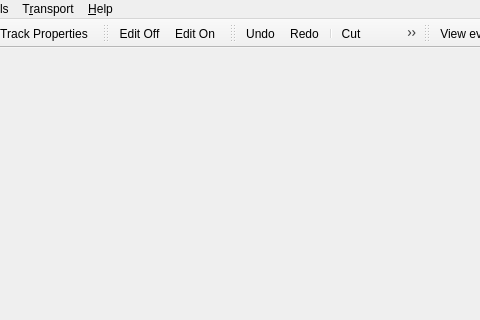
Before: the Qt Designer form src/qtractorMidiEditorForm.ui in rncbc/qtractor, drawn with Qt 5; both pictures show x 140 to 620 and y 0 to 320 of the 800 by 600 pixel window.
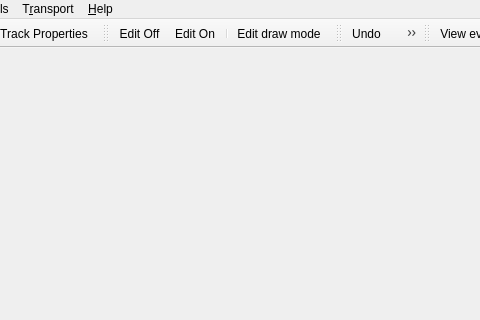
After: the same form once the commit is applied. Icons and pictures are not drawn.

Commit message: - MIDI clip draw edit mode gets an new toolbar icon button   (menu Edit/Select Mode/Edit Draw).

```diff
--- a/src/qtractorMidiEditorForm.ui
+++ b/src/qtractorMidiEditorForm.ui
@@ -215,6 +215,8 @@
    </attribute>
    <addaction name="editModeOffAction" />
    <addaction name="editModeOnAction" />
+   <addaction name="separator" />
+   <addaction name="editModeDrawAction" />
   </widget>
   <widget class="QToolBar" name="editToolbar" >
    <property name="orientation" >
```
Left out of the diff: 3 changed lines with no effect on the pictures. The commit also changes 5 other files.
